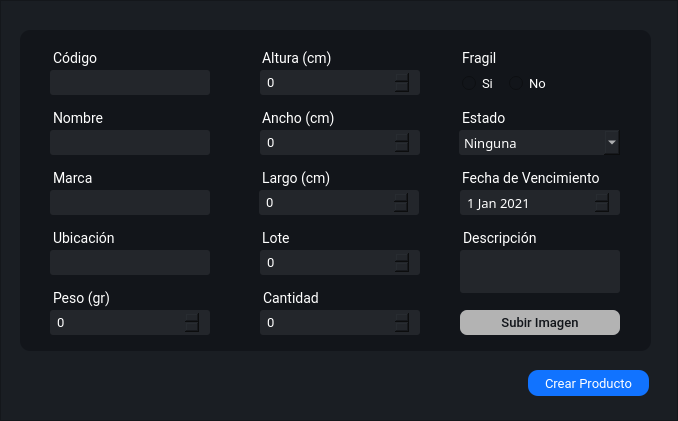
The window that Interfaces/main/nuevo_producto_ui.ui (juanignaciocansillieri/Proyecto-Final) describes before a commit, drawn with Qt 5.
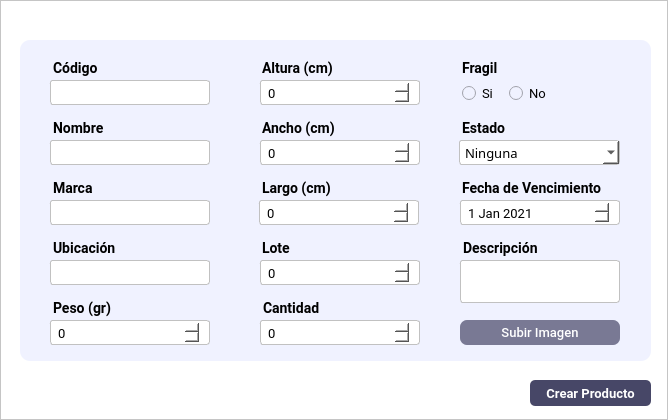
The same window after the commit.

What changed in the file:
```diff
--- a/Interfaces/main/nuevo_producto_ui.ui
+++ b/Interfaces/main/nuevo_producto_ui.ui
@@ -6,8 +6,8 @@
    <rect>
     <x>0</x>
     <y>0</y>
-    <width>678</width>
-    <height>421</height>
+    <width>668</width>
+    <height>420</height>
    </rect>
   </property>
   <property name="windowTitle">
@@ -45,7 +45,7 @@
        </size>
       </property>
       <property name="styleSheet">
-       <string notr="true">background: #1a1e23;
+       <string notr="true">background: #fff;
 </string>
       </property>
       <property name="frameShape">
@@ -58,7 +58,7 @@
        <property name="geometry">
         <rect>
          <x>20</x>
-         <y>30</y>
+         <y>40</y>
          <width>631</width>
          <height>321</height>
         </rect>
@@ -70,7 +70,8 @@
         </size>
        </property>
        <property name="styleSheet">
-        <string notr="true">background: #12151a;border-radius: 10px;
+        <string notr="true">border-radius: 10px;
+background-color: rgb(240, 242, 255);
 </string>
        </property>
        <property name="frameShape">
@@ -98,12 +99,13 @@
          <font>
           <family>Roboto</family>
           <pointsize>-1</pointsize>
+          <weight>75</weight>
+          <bold>true</bold>
          </font>
         </property>
         <property name="styleSheet">
          <string notr="true">font-family: Roboto;
 font-size: 14px;
-color: #fff;
 margin-top:10px;
 margin-left:10px
 
@@ -132,12 +134,13 @@
          <font>
           <family>Roboto</family>
           <pointsize>-1</pointsize>
+          <weight>75</weight>
+          <bold>true</bold>
          </font>
         </property>
         <property name="styleSheet">
          <string notr="true">font-family: Roboto;
 font-size: 14px;
-color: #fff;
 margin-top:10px;
 margin-left:10px
 
@@ -166,12 +169,13 @@
          <font>
           <family>Roboto</family>
           <pointsize>-1</pointsize>
+          <weight>75</weight>
+          <bold>true</bold>
          </font>
         </property>
         <property name="styleSheet">
          <string notr="true">font-family: Roboto;
 font-size: 14px;
-color: #fff;
 margin-top:10px;
 margin-left:10px
 
@@ -190,10 +194,17 @@
           <height>31</height>
          </rect>
         </property>
+        <property name="font">
+         <font>
+          <family>Roboto</family>
+          <pointsize>-1</pointsize>
+          <weight>50</weight>
+          <bold>false</bold>
+         </font>
+        </property>
         <property name="styleSheet">
          <string notr="true">QRadioButton{
 border-radius: 3px;
-color: #fff;
 font-family:Roboto;
 border: none;
 font-size:13px;
@@ -215,10 +226,17 @@
           <height>31</height>
          </rect>
         </property>
+        <property name="font">
+         <font>
+          <family>Roboto</family>
+          <pointsize>-1</pointsize>
+          <weight>50</weight>
+          <bold>false</bold>
+         </font>
+        </property>
         <property name="styleSheet">
          <string notr="true">QRadioButton{
 border-radius: 3px;
-color: #fff;
 font-family:Roboto;
 border: none;
 font-size:13px;
@@ -242,13 +260,15 @@
         </property>
         <property name="styleSheet">
          <string notr="true">padding:0 5px;
-background-color: #23262b;
 border-radius: 3px;
-color: #fff;
 font-family:Roboto Lt;
 border: none;
 font-size:13px;
 font-weight: 400;
+background-color: #fff;
+border: 0.5px solid #c1c1c1;
+color: #000;
+
 </string>
         </property>
         <property name="currentText">
@@ -314,10 +334,10 @@
         </property>
         <property name="styleSheet">
          <string notr="true">QPushButton{
-background-color: #b3b3b3;
+background-color: rgba(71, 71, 103,180);
 border-radius: 7px;
 padding: 4 10px;
-color: #12151a;
+color: #fff;
 font-family:Roboto;
 border: none;
 font-size:13px;
@@ -344,14 +364,17 @@
         </property>
         <property name="styleSheet">
          <string notr="true">
-background-color: #23262b;
+background-color: #fff;
+border: 0.5px solid #c1c1c1;
 border-radius: 3px;
 padding: 4 5px;
-color: #fff;
-font-family:Roboto lt;
-border: none;
+color: #000;
+font-family:Roboto;
 font-size:13px;
-margin-left: 10px;</string>
+font-weight: 400;
+margin-left: 10px;
+
+</string>
         </property>
         <property name="dateTime">
          <datetime>
@@ -374,15 +397,17 @@
          </rect>
         </property>
         <property name="styleSheet">
-         <string notr="true">background-color: #23262b;
+         <string notr="true">
+background-color: #fff;
+border: 0.5px solid #c1c1c1;
 border-radius: 3px;
 padding: 4 5px;
-color: #fff;
+color: #000;
 font-family:Roboto;
-border: none;
 font-size:13px;
 font-weight: 400;
 margin-left: 10px;
+
 </string>
         </property>
        </widget>
@@ -396,15 +421,17 @@
          </rect>
         </property>
         <property name="styleSheet">
-         <string notr="true">background-color: #23262b;
+         <string notr="true">
+background-color: #fff;
+border: 0.5px solid #c1c1c1;
 border-radius: 3px;
 padding: 4 5px;
-color: #fff;
+color: #000;
 font-family:Roboto;
-border: none;
 font-size:13px;
 font-weight: 400;
 margin-left: 10px;
+
 </string>
         </property>
        </widget>
@@ -418,15 +445,17 @@
          </rect>
         </property>
         <property name="styleSheet">
-         <string notr="true">background-color: #23262b;
+         <string notr="true">
+background-color: #fff;
+border: 0.5px solid #c1c1c1;
 border-radius: 3px;
 padding: 4 5px;
-color: #fff;
+color: #000;
 font-family:Roboto;
-border: none;
 font-size:13px;
 font-weight: 400;
 margin-left: 10px;
+
 </string>
         </property>
        </widget>
@@ -440,15 +469,17 @@
          </rect>
         </property>
         <property name="styleSheet">
-         <string notr="true">background-color: #23262b;
+         <string notr="true">
+background-color: #fff;
+border: 0.5px solid #c1c1c1;
 border-radius: 3px;
 padding: 4 5px;
-color: #fff;
+color: #000;
 font-family:Roboto;
-border: none;
 font-size:13px;
 font-weight: 400;
 margin-left: 10px;
+
 </string>
         </property>
        </widget>
@@ -471,12 +502,14 @@
          <font>
           <family>Roboto</family>
           <pointsize>-1</pointsize>
+          <weight>75</weight>
+          <bold>true</bold>
          </font>
         </property>
         <property name="styleSheet">
          <string notr="true">font-family: Roboto;
 font-size: 14px;
-color: #fff;
+color: #000;
 margin-top:10px;
 margin-left:10px
 
@@ -509,17 +542,18 @@
         </property>
         <property name="styleSheet">
          <string notr="true">QLineEdit{
-background-color: #23262b;
+background-color: #fff;
+border: 0.5px solid #c1c1c1;
 border-radius: 3px;
 padding: 4 5px;
 color: #fff;
 font-family:Roboto;
-border: none;
 font-size:13px;
 font-weight: 400;
 margin-left: 10px;
 
-}</string>
+}
+</string>
         </property>
         <property name="placeholderText">
          <string/>
@@ -538,12 +572,13 @@
          <font>
           <family>Roboto</family>
           <pointsize>-1</pointsize>
+          <weight>75</weight>
+          <bold>true</bold>
          </font>
         </property>
         <property name="styleSheet">
          <string notr="true">font-family: Roboto;
 font-size: 14px;
-color: #fff;
 margin-top:10px;
 margin-left:10px
 
@@ -572,12 +607,13 @@
          <font>
           <family>Roboto</family>
           <pointsize>-1</pointsize>
+          <weight>75</weight>
+          <bold>true</bold>
          </font>
         </property>
         <property name="styleSheet">
          <string notr="true">font-family: Roboto;
 font-size: 14px;
-color: #fff;
 margin-top:10px;
 margin-left:10px
 
@@ -600,12 +636,13 @@
          <font>
           <family>Roboto</family>
           <pointsize>-1</pointsize>
+          <weight>75</weight>
+          <bold>true</bold>
          </font>
         </property>
         <property name="styleSheet">
          <string notr="true">font-family: Roboto;
 font-size: 14px;
-color: #fff;
 margin-top:10px;
 margin-left:10px
 
@@ -638,12 +675,12 @@
         </property>
         <property name="styleSheet">
          <string notr="true">QLineEdit{
-background-color: #23262b;
+background-color: #fff;
+border: 0.5px solid #c1c1c1;
 border-radius: 3px;
 padding: 4 5px;
 color: #fff;
 font-family:Roboto;
-border: none;
 font-size:13px;
 font-weight: 400;
 margin-left: 10px;
@@ -677,12 +714,13 @@
          <font>
           <family>Roboto</family>
           <pointsize>-1</pointsize>
+          <weight>75</weight>
+          <bold>true</bold>
          </font>
         </property>
         <property name="styleSheet">
          <string notr="true">font-family: Roboto;
 font-size: 14px;
-color: #fff;
 margin-top:10px;
 margin-left:10px
 
@@ -705,12 +743,13 @@
          <font>
           <family>Roboto</family>
           <pointsize>-1</pointsize>
+          <weight>75</weight>
+          <bold>true</bold>
          </font>
         </property>
         <property name="styleSheet">
          <string notr="true">font-family: Roboto;
 font-size: 14px;
-color: #fff;
 margin-top:10px;
 margin-left:10px
 
@@ -743,12 +782,12 @@
         </property>
         <property name="styleSheet">
          <string notr="true">QLineEdit{
-background-color: #23262b;
+background-color: #fff;
+border: 0.5px solid #c1c1c1;
 border-radius: 3px;
 padding: 4 5px;
 color: #fff;
 font-family:Roboto;
-border: none;
 font-size:13px;
 font-weight: 400;
 margin-left: 10px;
@@ -773,12 +812,13 @@
          <font>
           <family>Roboto</family>
           <pointsize>-1</pointsize>
+          <weight>75</weight>
+          <bold>true</bold>
          </font>
         </property>
         <property name="styleSheet">
          <string notr="true">font-family: Roboto;
 font-size: 14px;
-color: #fff;
 margin-top:10px;
 margin-left:10px
 
@@ -807,12 +847,13 @@
          <font>
           <family>Roboto</family>
           <pointsize>-1</pointsize>
+          <weight>75</weight>
+          <bold>true</bold>
          </font>
         </property>
         <property name="styleSheet">
          <string notr="true">font-family: Roboto;
 font-size: 14px;
-color: #fff;
 margin-top:10px;
 margin-left:10px
 
@@ -832,15 +873,17 @@
          </rect>
         </property>
         <property name="styleSheet">
-         <string notr="true">background-color: #23262b;
+         <string notr="true">
+background-color: #fff;
+border: 0.5px solid #c1c1c1;
 border-radius: 3px;
 padding: 4 5px;
-color: #fff;
+color: #000;
 font-family:Roboto;
-border: none;
 font-size:13px;
 font-weight: 400;
 margin-left: 10px;
+
 </string>
         </property>
        </widget>
@@ -863,12 +906,13 @@
          <font>
           <family>Roboto</family>
           <pointsize>-1</pointsize>
+          <weight>75</weight>
+          <bold>true</bold>
          </font>
         </property>
         <property name="styleSheet">
          <string notr="true">font-family: Roboto;
 font-size: 14px;
-color: #fff;
 margin-top:10px;
 margin-left:10px
 
@@ -888,15 +932,17 @@
          </rect>
         </property>
         <property name="styleSheet">
-         <string notr="true">background-color: #23262b;
+         <string notr="true">
+background-color: #fff;
+border: 0.5px solid #c1c1c1;
 border-radius: 3px;
 padding: 4 5px;
-color: #fff;
+color: #000;
 font-family:Roboto;
-border: none;
 font-size:13px;
 font-weight: 400;
 margin-left: 10px;
+
 </string>
         </property>
        </widget>
@@ -910,13 +956,12 @@
          </rect>
         </property>
         <property name="styleSheet">
-         <string notr="true">
-background-color: #23262b;
+         <string notr="true">border: 1px solid #c1c1c1;
+background-color: #fff;
 border-radius: 3px;
 padding: 4 5px;
-color: #fff;
+color: #000;
 font-family:Roboto;
-border: none;
 font-size:13px;
 font-weight: 400;
 margin-left: 10px</string>
@@ -935,12 +980,13 @@
          <font>
           <family>Roboto</family>
           <pointsize>-1</pointsize>
+          <weight>75</weight>
+          <bold>true</bold>
          </font>
         </property>
         <property name="styleSheet">
          <string notr="true">font-family: Roboto;
 font-size: 14px;
-color: #fff;
 margin-top:10px;
 margin-left:10px
 
@@ -973,12 +1019,12 @@
         </property>
         <property name="styleSheet">
          <string notr="true">QLineEdit{
-background-color: #23262b;
+background-color: #fff;
+border: 0.5px solid #c1c1c1;
 border-radius: 3px;
 padding: 4 5px;
 color: #fff;
 font-family:Roboto;
-border: none;
 font-size:13px;
 font-weight: 400;
 margin-left: 10px;
@@ -1003,12 +1049,13 @@
          <font>
           <family>Roboto</family>
           <pointsize>-1</pointsize>
+          <weight>75</weight>
+          <bold>true</bold>
          </font>
         </property>
         <property name="styleSheet">
          <string notr="true">font-family: Roboto;
 font-size: 14px;
-color: #fff;
 margin-top:10px;
 margin-left:10px
 
@@ -1022,8 +1069,8 @@
       <widget class="QPushButton" name="crearprod_btn">
        <property name="geometry">
         <rect>
-         <x>528</x>
-         <y>370</y>
+         <x>530</x>
+         <y>380</y>
          <width>121</width>
          <height>26</height>
         </rect>
@@ -1032,6 +1079,8 @@
         <font>
          <family>Roboto</family>
          <pointsize>-1</pointsize>
+         <weight>75</weight>
+         <bold>true</bold>
         </font>
        </property>
        <property name="cursor">
@@ -1039,9 +1088,9 @@
        </property>
        <property name="styleSheet">
         <string notr="true">QPushButton{
-background-color: #1173ff;
+background-color: rgba(71, 71, 103);
 color: #fff;
-border-radius:10px;
+border-radius:5px;
 font-family:Roboto;
 font-size: 13px
 
```
Left out of the diff: 4 changed lines with no effect on the pictures.
